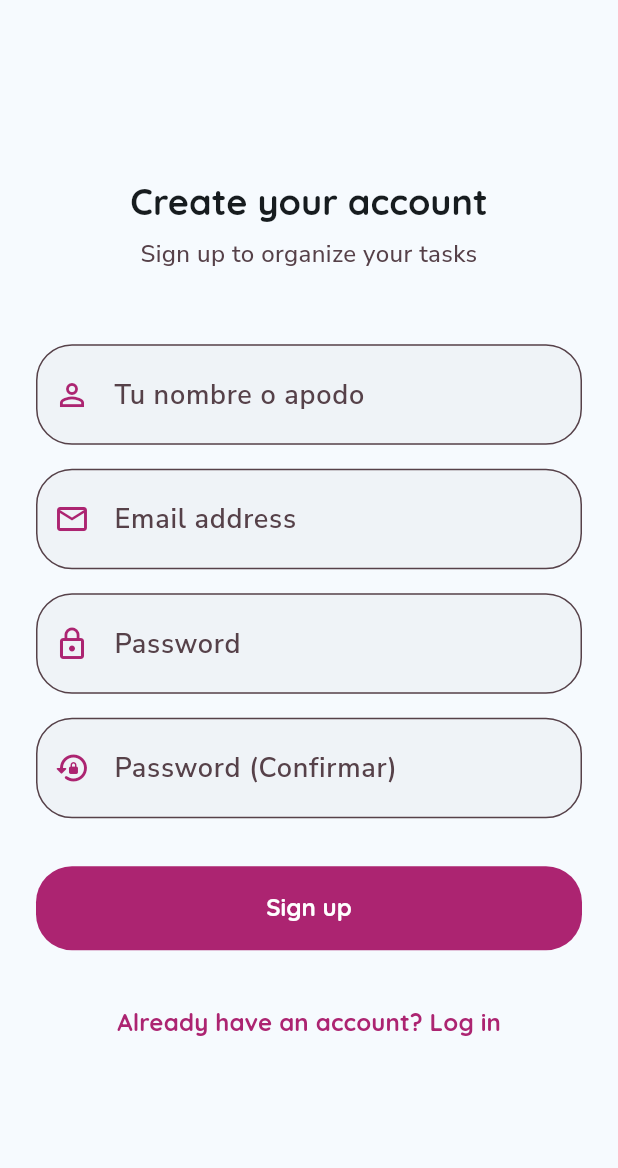
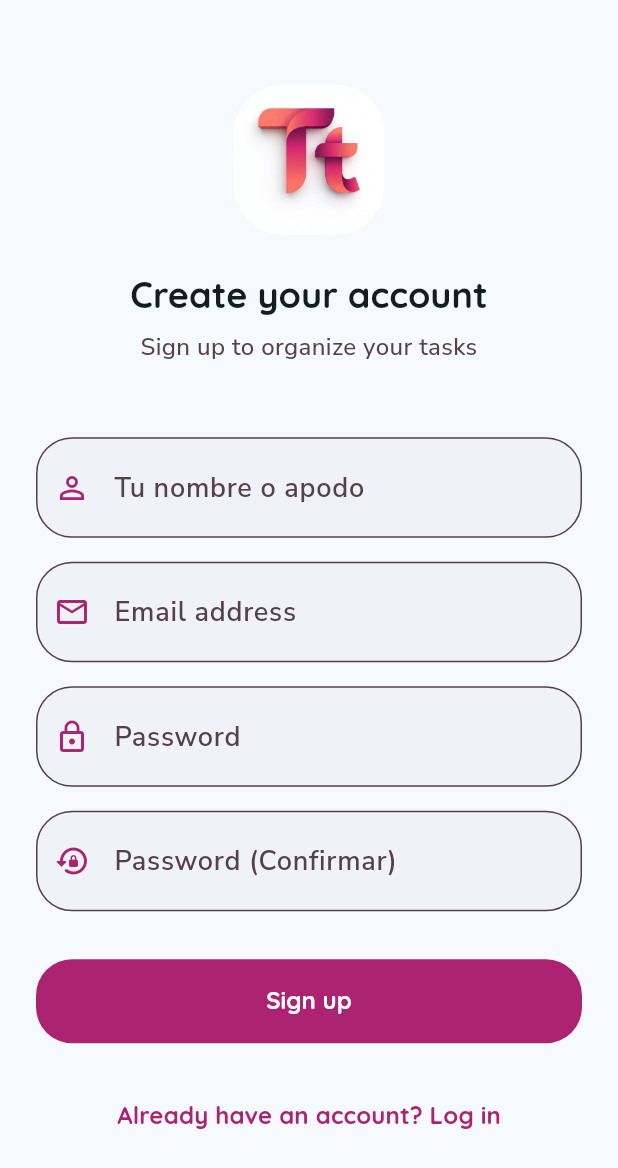
Before and after one commit to matifere/task_tamer, a Flutter app: the screen it shows after launch, after a tap on "Don't have an account? Sign up", on a phone screen of 412 x 824 dp. Shown: the top 1168 px of the screen. Run offline on Flutter 3.47's test engine with Material 3 defaults, Android fonts, the phone set to English and light mode, and no system bars; our stand-ins replace equatable, fl_chart, flutter_bloc, flutter_card_swiper, flutter_local_notifications, google_fonts and 4 more; accounts and stored records are empty; network calls fail.

Commit message:
feat: vibraciones

```diff
--- /dev/null
+++ b/flutter_launcher_icons.yaml
@@ -0,0 +1,5 @@
+flutter_launcher_icons:
+  android: true
+  ios: false
+  image_path: "assets/logo.jpg"
+  remove_alpha_ios: true
--- a/lib/pages/active_task_page.dart
+++ b/lib/pages/active_task_page.dart
@@ -1,5 +1,7 @@
 import 'dart:async';
 import 'package:flutter/material.dart';
+import 'package:flutter/services.dart';
+import 'package:vibration/vibration.dart';
 import 'package:flutter_bloc/flutter_bloc.dart';
 import 'package:lottie/lottie.dart';
 import 'package:task_tamer/l10n/app_localizations.dart';
@@ -78,6 +80,7 @@ class _ActiveTaskPageState extends State<ActiveTaskPage> {
   }
 
   void _toggleTimer() {
+    Vibration.vibrate(duration: 100);
     if (_isRunning) {
       _pauseTimer();
     } else {
@@ -90,6 +93,8 @@ class _ActiveTaskPageState extends State<ActiveTaskPage> {
       _pauseTimer();
     }
     NotificationService().cancelNotification();
+
+    Vibration.vibrate(duration: 200);
 
     context.read<ActiveTaskCubit>().completeTask(
       taskId: widget.task['id'],
--- a/lib/pages/login_page.dart
+++ b/lib/pages/login_page.dart
@@ -114,6 +114,18 @@ class _LoginPageState extends State<LoginPage> {
             mainAxisAlignment: MainAxisAlignment.center,
             crossAxisAlignment: CrossAxisAlignment.stretch,
             children: [
+              Center(
+                child: ClipRRect(
+                  borderRadius: BorderRadius.circular(32),
+                  child: Image.asset(
+                    'assets/logo.jpg',
+                    width: 100,
+                    height: 100,
+                    fit: BoxFit.cover,
+                  ),
+                ),
+              ),
+              const SizedBox(height: 24),
               AnimatedSwitcher(
                 duration: const Duration(milliseconds: 400),
                 switchInCurve: Curves.easeOutCubic,
--- a/lib/pages/rewards_page.dart
+++ b/lib/pages/rewards_page.dart
@@ -1,4 +1,6 @@
 import 'package:flutter/material.dart';
+import 'package:flutter/services.dart';
+import 'package:vibration/vibration.dart';
 import 'package:flutter_bloc/flutter_bloc.dart';
 import 'package:task_tamer/l10n/app_localizations.dart';
 import 'rewards/cubit/rewards_cubit.dart';
@@ -418,6 +420,7 @@ class _RewardsView extends StatelessWidget {
                           : isOwned
                           ? OutlinedButton(
                               onPressed: () {
+                                Vibration.vibrate(duration: 50);
                                 context.read<RewardsCubit>().equipCosmetic(
                                   item['id'],
                                 );
@@ -430,6 +433,7 @@ class _RewardsView extends StatelessWidget {
                             )
                           : FilledButton.icon(
                               onPressed: () {
+                                Vibration.vibrate(duration: 100);
                                 context.read<RewardsCubit>().buyCosmetic(
                                   item['id'],
                                   item['cost'],
--- a/lib/pages/splash_page.dart
+++ b/lib/pages/splash_page.dart
@@ -49,10 +49,14 @@ class _SplashPageState extends State<SplashPage> {
         child: Column(
           mainAxisAlignment: MainAxisAlignment.center,
           children: [
-            Icon(
-              Icons.task_alt,
-              size: 100,
-              color: Theme.of(context).colorScheme.primary,
+            ClipRRect(
+              borderRadius: BorderRadius.circular(32),
+              child: Image.asset(
+                'assets/logo.jpg',
+                width: 120,
+                height: 120,
+                fit: BoxFit.cover,
+              ),
             ),
             const SizedBox(height: 24),
             CircularProgressIndicator(
--- a/lib/pages/tasks/widgets/create_task_modal.dart
+++ b/lib/pages/tasks/widgets/create_task_modal.dart
@@ -1,4 +1,5 @@
 import 'package:flutter/material.dart';
+import 'package:vibration/vibration.dart';
 import 'package:flutter_bloc/flutter_bloc.dart';
 import 'package:task_tamer/l10n/app_localizations.dart';
 import '../cubit/create_task_cubit.dart';
@@ -40,6 +41,7 @@ class _CreateTaskModalState extends State<CreateTaskModal> {
   }
 
   void _submit(BuildContext context) {
+    Vibration.vibrate(duration: 60);
     if (widget.taskToEdit != null) {
       context.read<CreateTaskCubit>().updateTask(
             taskId: widget.taskToEdit!['id'],
--- a/lib/pages/tasks_page.dart
+++ b/lib/pages/tasks_page.dart
@@ -1,5 +1,6 @@
 import 'package:flutter/material.dart';
 import 'package:flutter/services.dart';
+import 'package:vibration/vibration.dart';
 import 'package:flutter_bloc/flutter_bloc.dart';
 import 'package:flutter_card_swiper/flutter_card_swiper.dart';
 import 'package:lottie/lottie.dart';
@@ -145,6 +146,7 @@ class _TasksView extends StatelessWidget {
           TextButton(onPressed: () => Navigator.pop(ctx), child: const Text('Cancelar')),
           FilledButton(
             onPressed: () {
+              Vibration.vibrate(duration: 100);
               Navigator.pop(ctx);
               tasksCubit.deleteTask(taskId);
             },
@@ -242,6 +244,7 @@ class _TasksView extends StatelessWidget {
                       allowedSwipeDirection: const AllowedSwipeDirection.symmetric(horizontal: true),
                       padding: const EdgeInsets.symmetric(horizontal: 24, vertical: 12),
                       onSwipe: (previousIndex, currentIndex, direction) {
+                        Vibration.vibrate(duration: 50);
                         if (direction == CardSwiperDirection.right) {
                           final task = tasks[previousIndex];
                           final multiplierString = task['multiplicador_dificultad']?.toString() ?? '1.0';
--- a/pubspec.yaml
+++ b/pubspec.yaml
@@ -47,6 +47,7 @@ dependencies:
   flutter_local_notifications: ^17.2.1
   permission_handler: ^11.3.1
   fl_chart: ^1.2.0
+  vibration: ^3.2.0
 
 dev_dependencies:
   flutter_test:
@@ -60,6 +61,7 @@ dev_dependencies:
   flutter_lints: ^6.0.0
   envied_generator: ^1.3.8
   build_runner: ^2.15.1
+  flutter_launcher_icons: ^0.14.4
 
 # For information on the generic Dart part of this file, see the
 # following page: https://dart.dev/tools/pub/pubspec
```
Also changed, not shown: lib/pages/group_selection_page.dart (+5 -4 lines), assets/logo.jpg (added), pubspec.lock, 7 other files.
